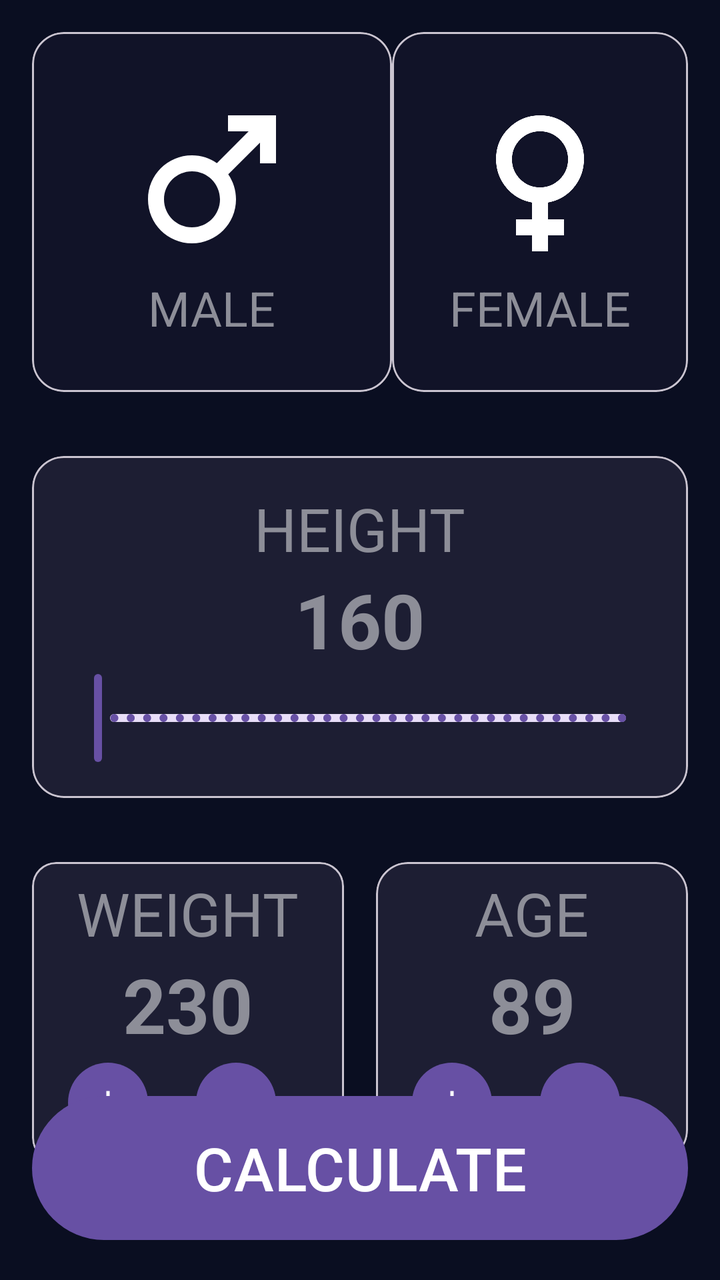
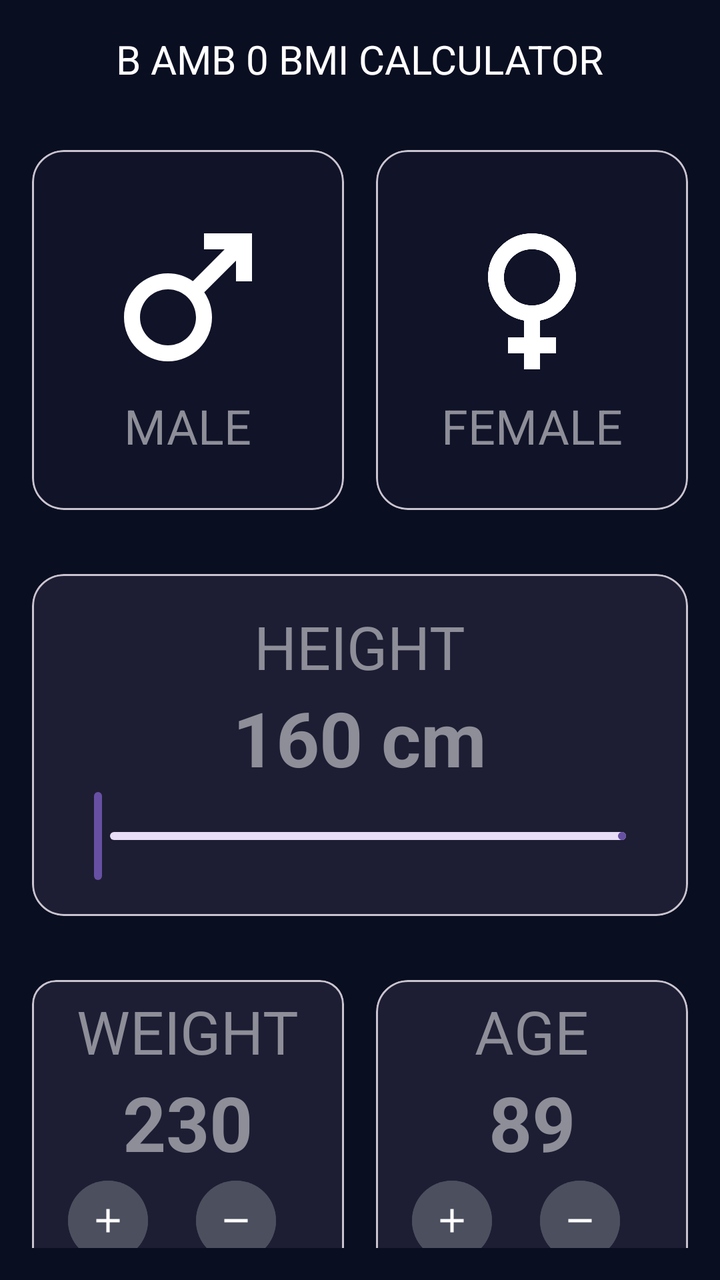

The first picture is an Android layout as it rendered before a commit; the second is the same layout after the commit. The layout source and the unified diff follow.
<!-- AndroidManifest.xml: application theme Theme.Activitat03 -->
<!-- res/layout/activity_main.xml -->
<?xml version="1.0" encoding="utf-8"?>
<androidx.constraintlayout.widget.ConstraintLayout
    xmlns:android="http://schemas.android.com/apk/res/android"
    xmlns:app="http://schemas.android.com/apk/res-auto"
    xmlns:tools="http://schemas.android.com/tools"
    android:id="@+id/main"
    android:padding="16dp"
    android:layout_width="match_parent"
    android:layout_height="match_parent"
    android:background="@color/background_app"
    tools:context=".MainActivity">


    <com.google.android.material.card.MaterialCardView
        android:id="@+id/select_male"
        android:layout_width="180dp"
        android:layout_height="180dp"
        app:layout_constraintStart_toStartOf="parent"
        app:layout_constraintTop_toTopOf="parent"
        app:cardCornerRadius="16dp"
        app:cardBackgroundColor="@color/background_card">

        <LinearLayout
            android:gravity="center"
            android:layout_width="match_parent"
            android:layout_height="match_parent"
            android:orientation="vertical">

            <ImageView
                android:layout_width="96dp"
                android:layout_height="96dp"
                android:contentDescription="@string/male_symbol"
                android:src="@drawable/baseline_male_24"
                app:tint="@color/white"/>

            <TextView
                android:layout_width="wrap_content"
                android:layout_height="wrap_content"
                android:text="@string/male"
                android:textSize="24sp"
                android:textColor="@color/title_text"/>
        </LinearLayout>
    </com.google.android.material.card.MaterialCardView>


    <com.google.android.material.card.MaterialCardView
        android:id="@+id/select_female"
        android:layout_width="0dp"
        android:layout_height="180dp"
        app:cardCornerRadius="16dp"
        app:layout_constraintEnd_toEndOf="parent"
        app:layout_constraintStart_toEndOf="@id/select_male"
        app:layout_constraintTop_toTopOf="parent"
        app:cardBackgroundColor="@color/background_card">

        <LinearLayout
            android:gravity="center"
            android:layout_width="match_parent"
            android:layout_height="match_parent"
            android:orientation="vertical">

            <ImageView
                android:layout_width="96dp"
                android:layout_height="96dp"
                android:contentDescription="@string/female_symbol"
                android:src="@drawable/baseline_female"
                app:tint="@color/white"/>

            <TextView
                android:layout_width="wrap_content"
                android:layout_height="wrap_content"
                android:text="@string/female"
                android:textSize="24sp"
                android:textColor="@color/title_text"/>
        </LinearLayout>


    </com.google.android.material.card.MaterialCardView>

    <com.google.android.material.card.MaterialCardView
        android:id="@+id/select_height"
        android:layout_width="0dp"
        android:layout_height="wrap_content"
        android:layout_marginTop="32dp"
        app:cardCornerRadius="16dp"
        app:layout_constraintVertical_bias="0.03"
        app:layout_constraintStart_toStartOf="parent"
        app:layout_constraintTop_toBottomOf="@id/select_male"
        app:layout_constraintEnd_toEndOf="parent"
        app:cardBackgroundColor="@color/background_items_personal">

        <LinearLayout
            android:layout_width="match_parent"
            android:layout_height="wrap_content"
            android:orientation="vertical"
            android:gravity="center"
            android:layout_margin="16dp">

                <TextView
                    android:layout_width="wrap_content"
                    android:layout_height="wrap_content"
                    android:text="@string/height"
                    android:layout_weight="0.1"
                    android:textSize="30sp"
                    android:textColor="@color/title_text"/>
                <TextView
                    android:id="@+id/height"
                    android:layout_width="wrap_content"
                    android:layout_height="wrap_content"
                    android:text="160"
                    android:layout_weight="0.2"
                    android:textSize="38sp"
                    android:textStyle="bold"
                    android:textColor="@color/title_text"/>

            <com.google.android.material.slider.Slider
                android:id="@+id/slider_height"
                android:layout_width="match_parent"
                android:layout_height="wrap_content"
                android:stepSize="1"
                android:valueFrom="30"
                android:valueTo="200"
                app:thumbRadius="20dp"
                app:trackHeight="4dp"/>
        </LinearLayout>

    </com.google.android.material.card.MaterialCardView>

    <com.google.android.material.card.MaterialCardView
        android:id="@+id/select_weight"
        android:layout_width="0dp"
        android:layout_height="150dp"
        android:layout_marginTop="32dp"
        android:layout_marginEnd="16dp"
        app:layout_constraintStart_toStartOf="parent"
        app:layout_constraintTop_toBottomOf="@id/select_height"
        app:layout_constraintEnd_toStartOf="@id/select_age"
        app:layout_constraintVertical_bias="0.4"
        app:cardBackgroundColor="@color/background_items_personal">

        
        <LinearLayout
            android:layout_width="match_parent"
            android:layout_height="match_parent"
            android:orientation="vertical"
            android:gravity="center">

            <TextView
                android:layout_width="wrap_content"
                android:layout_height="wrap_content"
                android:text="@string/weight"
                android:textSize="30sp"
                android:textColor="@color/title_text">
            </TextView>

            <TextView
                android:layout_width="wrap_content"
                android:layout_height="wrap_content"
                android:text="230"
                android:textColor="@color/title_text"
                android:textSize="38sp"
                android:textStyle="bold">
            </TextView>


            <LinearLayout
                android:layout_width="wrap_content"
                android:layout_height="wrap_content"
                android:orientation="horizontal"
                android:gravity="center">

                <Button
                    android:id="@+id/button_add_weight"
                    android:layout_width="wrap_content"
                    android:layout_height="wrap_content"
                    android:layout_marginEnd="16dp"
                    app:icon="@drawable/add_weight"
                    app:tint="@color/white"
                    style="?attr/materialIconButtonFilledStyle">
                </Button>

                <Button
                    android:id="@+id/button_less_weight"
                    android:layout_width="wrap_content"
                    android:layout_height="wrap_content"
                    android:layout_marginEnd="16dp"
                    app:icon="@drawable/less_weight"
                    app:tint="@color/white"
                    style="?attr/materialIconButtonFilledStyle">
                </Button>

            </LinearLayout>

        </LinearLayout>

    </com.google.android.material.card.MaterialCardView>

    <com.google.android.material.card.MaterialCardView
        android:id="@+id/select_age"
        android:layout_width="0dp"
        android:layout_height="150dp"
        android:layout_marginTop="32dp"
        app:cardCornerRadius="16dp"
        app:layout_constraintEnd_toEndOf="parent"
        app:layout_constraintTop_toBottomOf="@id/select_height"
        app:layout_constraintStart_toEndOf="@id/select_weight"
        app:cardBackgroundColor="@color/background_items_personal">

        <LinearLayout
            android:layout_width="match_parent"
            android:layout_height="match_parent"
            android:orientation="vertical"
            android:gravity="center">

            <TextView
                android:layout_width="wrap_content"
                android:layout_height="wrap_content"
                android:text="@string/age"
                android:textSize="30sp"
                android:textColor="@color/title_text">

            </TextView>

            <TextView
                android:layout_width="wrap_content"
                android:layout_height="wrap_content"
                android:text="89"
                android:textSize="38sp"
                android:textStyle="bold"
                android:textColor="@color/title_text">
            </TextView>

            <LinearLayout
                android:layout_width="wrap_content"
                android:layout_height="wrap_content"
                android:gravity="center"
                android:orientation="horizontal">
            <Button
                android:id="@+id/button_add_age"
                android:layout_width="wrap_content"
                android:layout_height="wrap_content"
                android:layout_marginEnd="16dp"
                app:icon="@drawable/add_age"
                app:tint="@color/white"
                style="?attr/materialIconButtonFilledStyle">
            </Button>

            <Button
                android:id="@+id/button_less_age"
                android:layout_width="wrap_content"
                android:layout_height="wrap_content"
                android:layout_marginEnd="16dp"
                app:icon="@drawable/less_age"
                app:tint="@color/white"
                style="?attr/materialIconButtonFilledStyle">

            </Button>

            </LinearLayout>

        </LinearLayout>

    </com.google.android.material.card.MaterialCardView>

    <Button
        android:id="@+id/calculate"
        android:layout_width="0dp"
        android:layout_height="80dp"
        app:layout_constraintBottom_toBottomOf="parent"
        app:layout_constraintEnd_toEndOf="parent"
        app:layout_constraintStart_toStartOf="parent"
        app:layout_constraintVertical_bias="1.0"
        android:text="@string/calculate"
        android:textSize="30sp">

    </Button>

   </androidx.constraintlayout.widget.ConstraintLayout>
<!-- resources referenced by this layout -->
<resources>
  <color name="background_app">#0A0E21</color>
  <color name="background_card">#111328</color>
  <color name="background_items_personal">#1D1E33</color>
  <color name="title_text">#8D8E98</color>
  <color name="white">#FFFFFFFF</color>
  <!-- drawable add_age (drawable) -->
  <vector xmlns:android="http://schemas.android.com/apk/res/android" android:height="24dp" android:tint="#000000" android:viewportHeight="960" android:viewportWidth="960" android:width="24dp">
        
      <path android:fillColor="@android:color/white" android:pathData="M440,520L200,520L200,440L440,440L440,200L520,200L520,440L760,440L760,520L520,520L520,760L440,760L440,520Z"/>
      
  </vector>
  <!-- drawable add_weight (drawable) -->
  <vector xmlns:android="http://schemas.android.com/apk/res/android" android:height="24dp" android:tint="#000000" android:viewportHeight="960" android:viewportWidth="960" android:width="24dp">
        
      <path android:fillColor="@android:color/white" android:pathData="M440,520L200,520L200,440L440,440L440,200L520,200L520,440L760,440L760,520L520,520L520,760L440,760L440,520Z"/>
      
  </vector>
  <!-- drawable baseline_female (drawable) -->
  <vector xmlns:android="http://schemas.android.com/apk/res/android"
      android:width="24dp"
      android:height="24dp"
      android:viewportWidth="960"
      android:viewportHeight="960">
    <path
        android:pathData="M440,840v-80h-80v-80h80v-84q-79,-14 -129.5,-75.5T260,378q0,-91 64.5,-154.5T480,160q91,0 155.5,63.5T700,378q0,81 -50.5,142.5T520,596v84h80v80h-80v80h-80ZM579,479q41,-41 41,-99t-41,-99q-41,-41 -99,-41t-99,41q-41,41 -41,99t41,99q41,41 99,41t99,-41Z"
        android:fillColor="#1f1f1f"/>
  </vector>
  <!-- drawable baseline_male_24 (drawable) -->
  <vector xmlns:android="http://schemas.android.com/apk/res/android" android:height="24dp" android:tint="#000000" android:viewportHeight="24" android:viewportWidth="24" android:width="24dp">
        
      <path android:fillColor="@android:color/white" android:pathData="M9.5,11c1.93,0 3.5,1.57 3.5,3.5S11.43,18 9.5,18S6,16.43 6,14.5S7.57,11 9.5,11zM9.5,9C6.46,9 4,11.46 4,14.5S6.46,20 9.5,20s5.5,-2.46 5.5,-5.5c0,-1.16 -0.36,-2.23 -0.97,-3.12L18,7.42V10h2V4h-6v2h2.58l-3.97,3.97C11.73,9.36 10.66,9 9.5,9z"/>
      
  </vector>
  <!-- drawable less_age (drawable) -->
  <vector xmlns:android="http://schemas.android.com/apk/res/android"
      android:width="24dp"
      android:height="24dp"
      android:viewportWidth="960"
      android:viewportHeight="960">
    <path
        android:pathData="M200,520v-80h560v80L200,520Z"
        android:fillColor="#1f1f1f"/>
  </vector>
  <!-- drawable less_weight (drawable) -->
  <vector xmlns:android="http://schemas.android.com/apk/res/android"
      android:width="24dp"
      android:height="24dp"
      android:viewportWidth="960"
      android:viewportHeight="960">
    <path
        android:pathData="M200,520v-80h560v80L200,520Z"
        android:fillColor="#1f1f1f"/>
  </vector>
  <string name="age">AGE</string>
  <string name="calculate">CALCULATE</string>
  <string name="female">FEMALE</string>
  <string name="female_symbol">female_symbol</string>
  <string name="height">HEIGHT</string>
  <string name="male">MALE</string>
  <string name="male_symbol">male_symbol</string>
  <string name="weight">WEIGHT</string>
  <style name="Theme.Activitat03" parent="Base.Theme.Activitat03" />
  <style name="Base.Theme.Activitat03" parent="Theme.Material3.DayNight.NoActionBar">
          
          
      </style>
</resources>

<!-- the commit's change to res/layout/activity_main.xml (unified diff, before → after) -->
@@ -1,29 +1,54 @@
 <?xml version="1.0" encoding="utf-8"?>
-<androidx.constraintlayout.widget.ConstraintLayout
-    xmlns:android="http://schemas.android.com/apk/res/android"
+<androidx.constraintlayout.widget.ConstraintLayout xmlns:android="http://schemas.android.com/apk/res/android"
     xmlns:app="http://schemas.android.com/apk/res-auto"
     xmlns:tools="http://schemas.android.com/tools"
     android:id="@+id/main"
-    android:padding="16dp"
     android:layout_width="match_parent"
     android:layout_height="match_parent"
     android:background="@color/background_app"
+    android:padding="16dp"
+    android:layout_margin="1dp"
     tools:context=".MainActivity">
 
 
+    <LinearLayout
+        android:id="@+id/title_app"
+        android:layout_width="match_parent"
+        android:layout_height="wrap_content"
+        android:layout_marginBottom="32dp"
+        android:gravity="center"
+        app:layout_constraintEnd_toEndOf="parent"
+        app:layout_constraintStart_toStartOf="parent"
+        app:layout_constraintTop_toTopOf="parent">
+
+
+        <TextView
+            android:layout_width="wrap_content"
+            android:layout_height="wrap_content"
+            android:text="B AMB 0 BMI CALCULATOR"
+            android:textColor="@color/white"
+            android:textSize="20sp">
+
+        </TextView>
+    </LinearLayout>
+
     <com.google.android.material.card.MaterialCardView
         android:id="@+id/select_male"
-        android:layout_width="180dp"
+        android:layout_width="0dp"
         android:layout_height="180dp"
+        android:layout_marginTop="32dp"
+        android:layout_marginEnd="16dp"
+        app:cardBackgroundColor="@color/background_card"
+        app:cardCornerRadius="16dp"
+        app:layout_constraintEnd_toStartOf="@id/select_female"
+        app:layout_constraintHorizontal_chainStyle="spread"
         app:layout_constraintStart_toStartOf="parent"
-        app:layout_constraintTop_toTopOf="parent"
-        app:cardCornerRadius="16dp"
-        app:cardBackgroundColor="@color/background_card">
-
-        <LinearLayout
-            android:gravity="center"
+        app:layout_constraintTop_toBottomOf="@+id/title_app">
+
+        <LinearLayout
             android:layout_width="match_parent"
             android:layout_height="match_parent"
+            android:gravity="center"
             android:orientation="vertical">
 
             <ImageView
@@ -31,14 +56,14 @@
                 android:layout_height="96dp"
                 android:contentDescription="@string/male_symbol"
                 android:src="@drawable/baseline_male_24"
-                app:tint="@color/white"/>
+                app:tint="@color/white" />
 
             <TextView
                 android:layout_width="wrap_content"
                 android:layout_height="wrap_content"
                 android:text="@string/male"
-                android:textSize="24sp"
-                android:textColor="@color/title_text"/>
+                android:textColor="@color/title_text"
+                android:textSize="24sp" />
         </LinearLayout>
     </com.google.android.material.card.MaterialCardView>
 
@@ -47,16 +72,18 @@
         android:id="@+id/select_female"
         android:layout_width="0dp"
         android:layout_height="180dp"
+        android:layout_marginTop="32dp"
+        android:layout_marginBottom="32dp"
+        app:cardBackgroundColor="@color/background_card"
         app:cardCornerRadius="16dp"
         app:layout_constraintEnd_toEndOf="parent"
         app:layout_constraintStart_toEndOf="@id/select_male"
-        app:layout_constraintTop_toTopOf="parent"
-        app:cardBackgroundColor="@color/background_card">
-
-        <LinearLayout
-            android:gravity="center"
+        app:layout_constraintTop_toBottomOf="@id/title_app">
+
+        <LinearLayout
             android:layout_width="match_parent"
             android:layout_height="match_parent"
+            android:gravity="center"
             android:orientation="vertical">
 
             <ImageView
@@ -64,14 +91,14 @@
                 android:layout_height="96dp"
                 android:contentDescription="@string/female_symbol"
                 android:src="@drawable/baseline_female"
-                app:tint="@color/white"/>
+                app:tint="@color/white" />
 
             <TextView
                 android:layout_width="wrap_content"
                 android:layout_height="wrap_content"
                 android:text="@string/female"
-                android:textSize="24sp"
-                android:textColor="@color/title_text"/>
+                android:textColor="@color/title_text"
+                android:textSize="24sp" />
         </LinearLayout>
 
 
@@ -82,46 +109,44 @@
         android:layout_width="0dp"
         android:layout_height="wrap_content"
         android:layout_marginTop="32dp"
+        app:cardBackgroundColor="@color/background_items_personal"
         app:cardCornerRadius="16dp"
-        app:layout_constraintVertical_bias="0.03"
+        app:layout_constraintEnd_toEndOf="parent"
         app:layout_constraintStart_toStartOf="parent"
-        app:layout_constraintTop_toBottomOf="@id/select_male"
-        app:layout_constraintEnd_toEndOf="parent"
-        app:cardBackgroundColor="@color/background_items_personal">
+        app:layout_constraintTop_toBottomOf="@id/select_female"
+        app:layout_constraintVertical_bias="0.03">
 
         <LinearLayout
             android:layout_width="match_parent"
             android:layout_height="wrap_content"
-            android:orientation="vertical"
-            android:gravity="center"
-            android:layout_margin="16dp">
-
-                <TextView
-                    android:layout_width="wrap_content"
-                    android:layout_height="wrap_content"
-                    android:text="@string/height"
-                    android:layout_weight="0.1"
-                    android:textSize="30sp"
-                    android:textColor="@color/title_text"/>
-                <TextView
-                    android:id="@+id/height"
-                    android:layout_width="wrap_content"
-                    android:layout_height="wrap_content"
-                    android:text="160"
-                    android:layout_weight="0.2"
-                    android:textSize="38sp"
-                    android:textStyle="bold"
-                    android:textColor="@color/title_text"/>
+            android:layout_margin="16dp"
+            android:gravity="center"
+            android:orientation="vertical">
+
+            <TextView
+                android:layout_width="wrap_content"
+                android:layout_height="wrap_content"
+                android:text="@string/height"
+                android:textColor="@color/title_text"
+                android:textSize="30sp" />
+
+            <TextView
+                android:id="@+id/height"
+                android:layout_width="wrap_content"
+                android:layout_height="wrap_content"
+                android:text="160 cm"
+                android:textColor="@color/title_text"
+                android:textSize="38sp"
+                android:textStyle="bold" />
 
             <com.google.android.material.slider.Slider
                 android:id="@+id/slider_height"
                 android:layout_width="match_parent"
                 android:layout_height="wrap_content"
-                android:stepSize="1"
                 android:valueFrom="30"
                 android:valueTo="200"
                 app:thumbRadius="20dp"
-                app:trackHeight="4dp"/>
+                app:trackHeight="4dp" />
         </LinearLayout>
 
     </com.google.android.material.card.MaterialCardView>
@@ -132,129 +157,141 @@
         android:layout_height="150dp"
         android:layout_marginTop="32dp"
         android:layout_marginEnd="16dp"
+        app:cardBackgroundColor="@color/background_items_personal"
+        app:layout_constraintEnd_toStartOf="@id/select_age"
+        app:layout_constraintHorizontal_chainStyle="spread"
         app:layout_constraintStart_toStartOf="parent"
         app:layout_constraintTop_toBottomOf="@id/select_height"
-        app:layout_constraintEnd_toStartOf="@id/select_age"
-        app:layout_constraintVertical_bias="0.4"
-        app:cardBackgroundColor="@color/background_items_personal">
+        app:layout_constraintVertical_bias="0.6">
 
         
         <LinearLayout
             android:layout_width="match_parent"
             android:layout_height="match_parent"
-            android:orientation="vertical"
-            android:gravity="center">
+            android:gravity="center"
+            android:orientation="vertical">
 
             <TextView
                 android:layout_width="wrap_content"
                 android:layout_height="wrap_content"
                 android:text="@string/weight"
-                android:textSize="30sp"
-                android:textColor="@color/title_text">
+                android:textColor="@color/title_text"
+                android:textSize="30sp">
+
             </TextView>
 
             <TextView
+                android:id="@+id/textWeight"
                 android:layout_width="wrap_content"
                 android:layout_height="wrap_content"
                 android:text="230"
+                android:textColor="@color/title_text"
+                android:textSize="38sp"
+                android:textStyle="bold">
+
+            </TextView>
+
+
+            <LinearLayout
+                android:layout_width="wrap_content"
+                android:layout_height="wrap_content"
+                android:gravity="center"
+                android:orientation="horizontal">
+
+                <Button
+                    android:id="@+id/button_add_weight"
+                    style="?attr/materialIconButtonFilledStyle"
+                    android:layout_width="wrap_content"
+                    android:layout_height="wrap_content"
+                    android:layout_marginEnd="16dp"
+                    android:backgroundTint="@color/background_button"
+                    app:icon="@drawable/add_weight">
+
+                </Button>
+
+                <Button
+                    android:id="@+id/button_less_weight"
+                    style="?attr/materialIconButtonFilledStyle"
+                    android:layout_width="wrap_content"
+                    android:layout_height="wrap_content"
+                    android:layout_marginEnd="16dp"
+                    android:backgroundTint="@color/background_button"
+                    app:icon="@drawable/less_weight"
+                    app:tint="@color/white">
+
+                </Button>
+
+            </LinearLayout>
+
+        </LinearLayout>
+
+    </com.google.android.material.card.MaterialCardView>
+
+    <com.google.android.material.card.MaterialCardView
+        android:id="@+id/select_age"
+        android:layout_width="0dp"
+        android:layout_height="150dp"
+        android:layout_marginTop="32dp"
+        app:cardBackgroundColor="@color/background_items_personal"
+        app:cardCornerRadius="16dp"
+        app:layout_constraintEnd_toEndOf="parent"
+        app:layout_constraintStart_toEndOf="@id/select_weight"
+        app:layout_constraintTop_toBottomOf="@id/select_height">
+
+        <LinearLayout
+            android:layout_width="match_parent"
+            android:layout_height="match_parent"
+            android:gravity="center"
+            android:orientation="vertical">
+
+            <TextView
+                android:layout_width="wrap_content"
+                android:layout_height="wrap_content"
+                android:text="@string/age"
+                android:textColor="@color/title_text"
+                android:textSize="30sp">
+
+            </TextView>
+
+            <TextView
+                android:id="@+id/textAge"
+                android:layout_width="wrap_content"
+                android:layout_height="wrap_content"
+                android:text="89"
                 android:textColor="@color/title_text"
                 android:textSize="38sp"
                 android:textStyle="bold">
             </TextView>
 
-
             <LinearLayout
                 android:layout_width="wrap_content"
                 android:layout_height="wrap_content"
-                android:orientation="horizontal"
-                android:gravity="center">
+                android:gravity="center"
+                android:orientation="horizontal">
 
                 <Button
-                    android:id="@+id/button_add_weight"
+                    android:id="@+id/button_add_age"
+                    style="?attr/materialIconButtonFilledStyle"
                     android:layout_width="wrap_content"
                     android:layout_height="wrap_content"
                     android:layout_marginEnd="16dp"
-                    app:icon="@drawable/add_weight"
-                    app:tint="@color/white"
-                    style="?attr/materialIconButtonFilledStyle">
+                    android:backgroundTint="@color/background_button"
+                    app:icon="@drawable/add_age"
+                    app:tint="@color/white">
+
                 </Button>
 
                 <Button
-                    android:id="@+id/button_less_weight"
+                    android:id="@+id/button_less_age"
+                    style="?attr/materialIconButtonFilledStyle"
                     android:layout_width="wrap_content"
                     android:layout_height="wrap_content"
                     android:layout_marginEnd="16dp"
-                    app:icon="@drawable/less_weight"
-                    app:tint="@color/white"
-                    style="?attr/materialIconButtonFilledStyle">
+                    android:backgroundTint="@color/background_button"
+                    app:icon="@drawable/less_age"
+                    app:tint="@color/white">
+
                 </Button>
-
-            </LinearLayout>
-
-        </LinearLayout>
-
-    </com.google.android.material.card.MaterialCardView>
-
-    <com.google.android.material.card.MaterialCardView
-        android:id="@+id/select_age"
-        android:layout_width="0dp"
-        android:layout_height="150dp"
-        android:layout_marginTop="32dp"
-        app:cardCornerRadius="16dp"
-        app:layout_constraintEnd_toEndOf="parent"
-        app:layout_constraintTop_toBottomOf="@id/select_height"
-        app:layout_constraintStart_toEndOf="@id/select_weight"
-        app:cardBackgroundColor="@color/background_items_personal">
-
-        <LinearLayout
-            android:layout_width="match_parent"
-            android:layout_height="match_parent"
-            android:orientation="vertical"
-            android:gravity="center">
-
-            <TextView
-                android:layout_width="wrap_content"
-                android:layout_height="wrap_content"
-                android:text="@string/age"
-                android:textSize="30sp"
-                android:textColor="@color/title_text">
-
-            </TextView>
-
-            <TextView
-                android:layout_width="wrap_content"
-                android:layout_height="wrap_content"
-                android:text="89"
-                android:textSize="38sp"
-                android:textStyle="bold"
-                android:textColor="@color/title_text">
-            </TextView>
-
-            <LinearLayout
-                android:layout_width="wrap_content"
-                android:layout_height="wrap_content"
-                android:gravity="center"
-                android:orientation="horizontal">
-            <Button
-                android:id="@+id/button_add_age"
-                android:layout_width="wrap_content"
-                android:layout_height="wrap_content"
-                android:layout_marginEnd="16dp"
-                app:icon="@drawable/add_age"
-                app:tint="@color/white"
-                style="?attr/materialIconButtonFilledStyle">
-            </Button>
-
-            <Button
-                android:id="@+id/button_less_age"
-                android:layout_width="wrap_content"
-                android:layout_height="wrap_content"
-                android:layout_marginEnd="16dp"
-                app:icon="@drawable/less_age"
-                app:tint="@color/white"
-                style="?attr/materialIconButtonFilledStyle">
-
-            </Button>
 
             </LinearLayout>
 
@@ -265,14 +302,14 @@
     <Button
         android:id="@+id/calculate"
         android:layout_width="0dp"
-        android:layout_height="80dp"
+        android:layout_height="64dp"
+        android:text="@string/calculate"
+        android:textSize="30sp"
+        app:layout_constraintTop_toBottomOf="@id/select_weight"
         app:layout_constraintBottom_toBottomOf="parent"
         app:layout_constraintEnd_toEndOf="parent"
-        app:layout_constraintStart_toStartOf="parent"
-        app:layout_constraintVertical_bias="1.0"
-        android:text="@string/calculate"
-        android:textSize="30sp">
+        app:layout_constraintStart_toStartOf="parent">
 
     </Button>
 
-   </androidx.constraintlayout.widget.ConstraintLayout>
+</androidx.constraintlayout.widget.ConstraintLayout>
<!-- resource entries referenced after the edit -->
@@ -1,6 +1,7 @@
 <!-- resources referenced by this layout -->
 <resources>
   <color name="background_app">#0A0E21</color>
+  <color name="background_button">#4C4F5E</color>
   <color name="background_card">#111328</color>
   <color name="background_items_personal">#1D1E33</color>
   <color name="title_text">#8D8E98</color>
